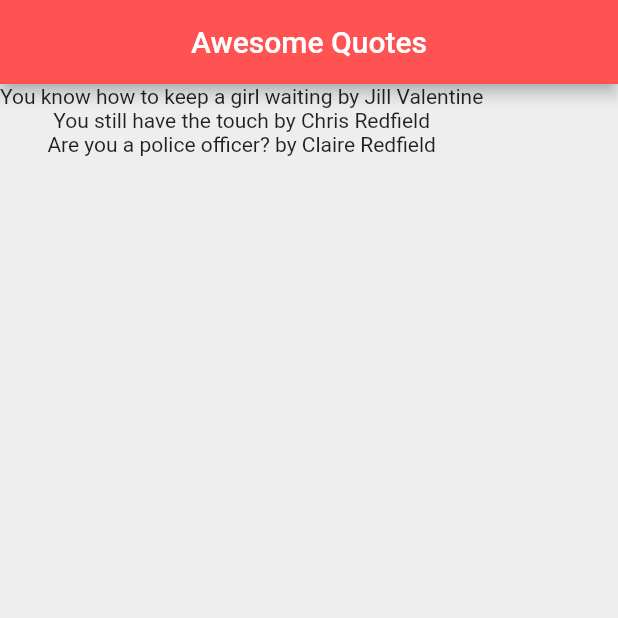
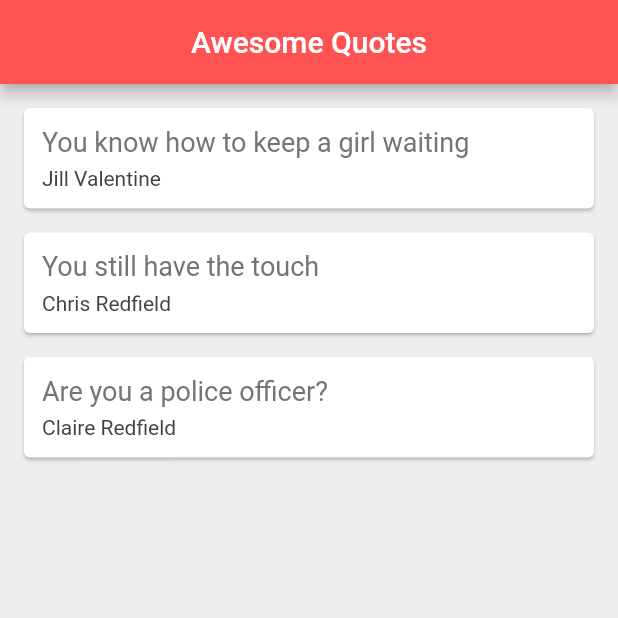
Before and after one commit to alezithop/flutter-netninja, a Flutter app: the screen it shows after launch, on a phone screen of 412 x 824 dp, the top half of it. Run offline on Flutter 3.47's test engine with Material 2 defaults, Android fonts, the phone set to English and light mode, and no system bars.

Commit message:
implementing Card widget and adding a function to return the stylized card to the home

```diff
--- a/lib/main.dart
+++ b/lib/main.dart
@@ -18,6 +18,35 @@ class _QuoteListState extends State<QuoteList> {
     Quote(author: 'Claire Redfield', text: 'Are you a police officer?')
   ];
 
+  Widget quoteTemplate(quote) {
+    return Card(
+      margin: EdgeInsets.fromLTRB(16.0, 16.0, 16.0, 0),
+      child: Padding(
+        padding: const EdgeInsets.all(12.0),
+        child: Column(
+          crossAxisAlignment: CrossAxisAlignment.stretch,
+          children: <Widget>[
+            Text(
+              quote.text,
+              style: TextStyle(
+                fontSize: 18.0,
+                color: Colors.grey[600],
+              ),
+            ),
+            SizedBox(height: 6.0,),
+            Text(
+              quote.author,
+              style: TextStyle(
+                fontSize: 14.0,
+                color: Colors.grey[800],
+              ),
+            )
+          ],
+        ),
+      ),
+    );
+  }
+
   @override
   Widget build(BuildContext context) {
     return Scaffold(
@@ -31,7 +60,7 @@ class _QuoteListState extends State<QuoteList> {
        /* children: quotes.map((quote){
           return Text(quote);
         }).toList(),*/
-       children: quotes.map((quote) => Text('${quote.text} by ${quote.author}')).toList(),
+       children: quotes.map((quote) => quoteTemplate(quote)).toList(),
       ),
     );
   }
```
